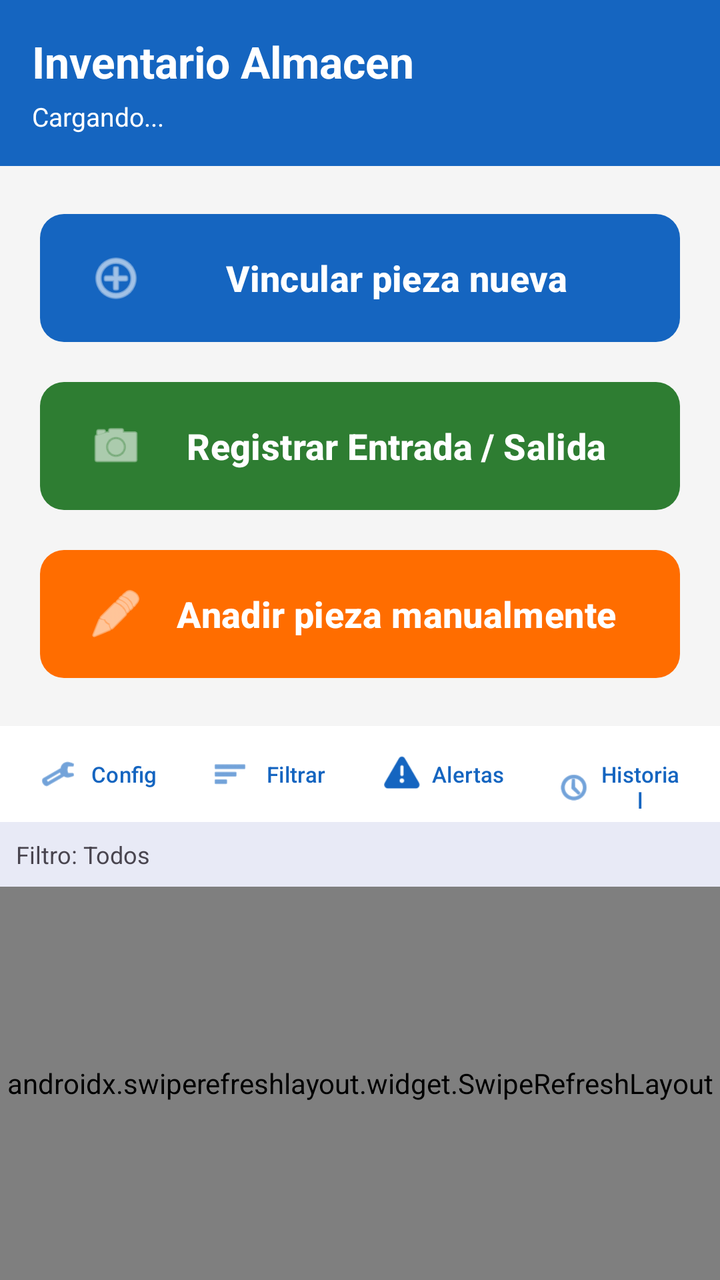
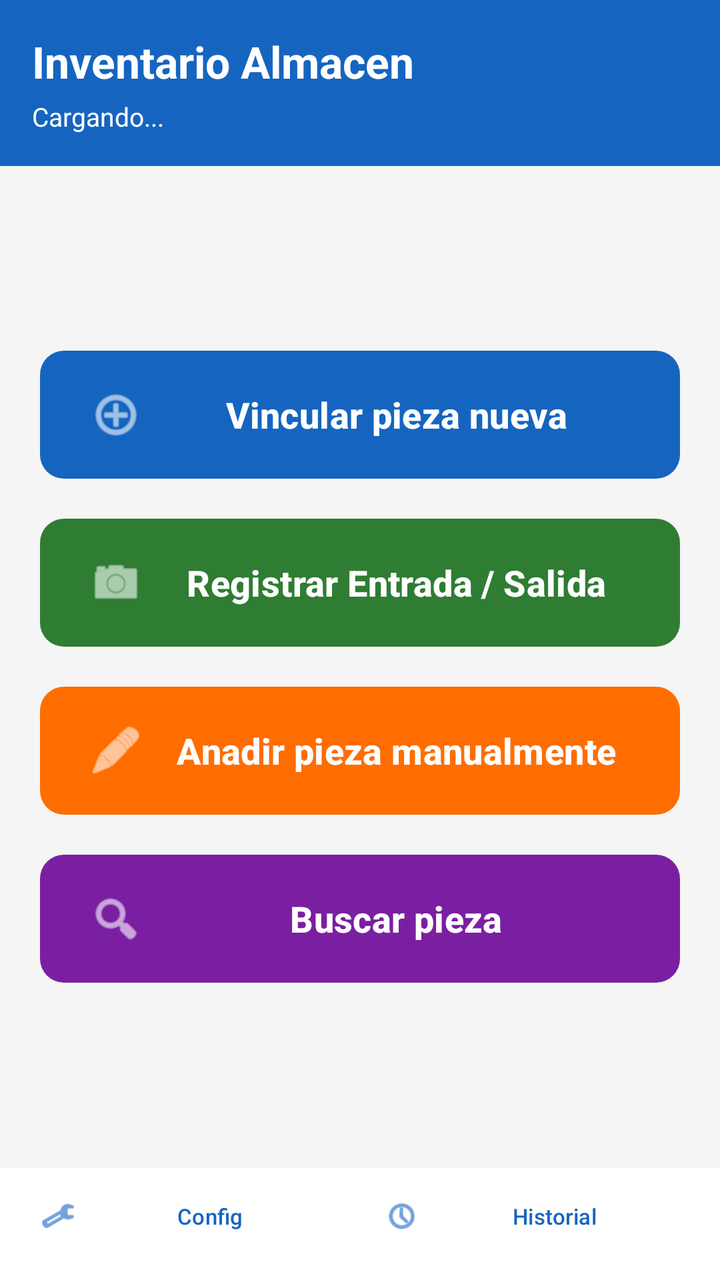

Two renders of the same Android screen: before a commit and after it. Below are the layout's source before the change and the commit's diff.
<!-- AndroidManifest.xml: application theme Theme.InventarioAlmacen -->
<!-- res/layout/activity_main.xml -->
<?xml version="1.0" encoding="utf-8"?>
<androidx.constraintlayout.widget.ConstraintLayout
    xmlns:android="http://schemas.android.com/apk/res/android"
    xmlns:app="http://schemas.android.com/apk/res-auto"
    android:layout_width="match_parent"
    android:layout_height="match_parent"
    android:background="@color/background">

    
    <LinearLayout
        android:id="@+id/layoutHeader"
        android:layout_width="match_parent"
        android:layout_height="wrap_content"
        android:orientation="vertical"
        android:background="@color/primary"
        android:padding="16dp"
        app:layout_constraintTop_toTopOf="parent">

        <TextView
            android:layout_width="wrap_content"
            android:layout_height="wrap_content"
            android:text="Inventario Almacen"
            android:textColor="@android:color/white"
            android:textSize="22sp"
            android:textStyle="bold" />

        <TextView
            android:id="@+id/tvStats"
            android:layout_width="wrap_content"
            android:layout_height="wrap_content"
            android:text="Cargando..."
            android:textColor="@android:color/white"
            android:textSize="13sp"
            android:layout_marginTop="4dp" />
    </LinearLayout>

    
    <LinearLayout
        android:id="@+id/layoutMainButtons"
        android:layout_width="match_parent"
        android:layout_height="wrap_content"
        android:orientation="vertical"
        android:padding="20dp"
        app:layout_constraintTop_toBottomOf="@id/layoutHeader">

        
        <com.google.android.material.button.MaterialButton
            android:id="@+id/btnAddNew"
            android:layout_width="match_parent"
            android:layout_height="72dp"
            android:text="Vincular pieza nueva"
            android:textSize="18sp"
            android:textStyle="bold"
            android:textColor="@android:color/white"
            app:backgroundTint="@color/primary"
            app:icon="@android:drawable/ic_menu_add"
            app:iconTint="@android:color/white"
            app:iconSize="28dp"
            app:cornerRadius="12dp" />

        
        <com.google.android.material.button.MaterialButton
            android:id="@+id/btnEntryExit"
            android:layout_width="match_parent"
            android:layout_height="72dp"
            android:layout_marginTop="12dp"
            android:text="Registrar Entrada / Salida"
            android:textSize="18sp"
            android:textStyle="bold"
            android:textColor="@android:color/white"
            app:backgroundTint="@color/stock_ok"
            app:icon="@android:drawable/ic_menu_camera"
            app:iconTint="@android:color/white"
            app:iconSize="28dp"
            app:cornerRadius="12dp" />

        
        <com.google.android.material.button.MaterialButton
            android:id="@+id/btnManualEntry"
            android:layout_width="match_parent"
            android:layout_height="72dp"
            android:layout_marginTop="12dp"
            android:text="Anadir pieza manualmente"
            android:textSize="18sp"
            android:textStyle="bold"
            android:textColor="@android:color/white"
            app:backgroundTint="#FF6D00"
            app:icon="@android:drawable/ic_menu_edit"
            app:iconTint="@android:color/white"
            app:iconSize="28dp"
            app:cornerRadius="12dp" />

    </LinearLayout>

    
    <LinearLayout
        android:id="@+id/layoutActions"
        android:layout_width="match_parent"
        android:layout_height="wrap_content"
        android:orientation="horizontal"
        android:paddingStart="8dp"
        android:paddingEnd="8dp"
        android:background="@color/surface"
        app:layout_constraintTop_toBottomOf="@id/layoutMainButtons">

        <com.google.android.material.button.MaterialButton
            android:id="@+id/btnSetup"
            style="@style/Widget.Material3.Button.TextButton"
            android:layout_width="0dp"
            android:layout_height="wrap_content"
            android:layout_weight="1"
            android:text="Config"
            android:textSize="11sp"
            app:icon="@android:drawable/ic_menu_preferences" />

        <com.google.android.material.button.MaterialButton
            android:id="@+id/btnFilter"
            style="@style/Widget.Material3.Button.TextButton"
            android:layout_width="0dp"
            android:layout_height="wrap_content"
            android:layout_weight="1"
            android:text="Filtrar"
            android:textSize="11sp"
            app:icon="@android:drawable/ic_menu_sort_by_size" />

        <com.google.android.material.button.MaterialButton
            android:id="@+id/btnLowStock"
            style="@style/Widget.Material3.Button.TextButton"
            android:layout_width="0dp"
            android:layout_height="wrap_content"
            android:layout_weight="1"
            android:text="Alertas"
            android:textSize="11sp"
            app:icon="@android:drawable/ic_dialog_alert" />

        <com.google.android.material.button.MaterialButton
            android:id="@+id/btnHistory"
            style="@style/Widget.Material3.Button.TextButton"
            android:layout_width="0dp"
            android:layout_height="wrap_content"
            android:layout_weight="1"
            android:text="Historial"
            android:textSize="11sp"
            app:icon="@android:drawable/ic_menu_recent_history" />
    </LinearLayout>

    
    <TextView
        android:id="@+id/tvFilter"
        android:layout_width="match_parent"
        android:layout_height="wrap_content"
        android:padding="8dp"
        android:text="Filtro: Todos"
        android:textSize="12sp"
        android:background="@color/filter_bg"
        app:layout_constraintTop_toBottomOf="@id/layoutActions" />

    
    <LinearLayout
        android:id="@+id/layoutSetupPrompt"
        android:layout_width="match_parent"
        android:layout_height="wrap_content"
        android:orientation="vertical"
        android:gravity="center"
        android:padding="32dp"
        android:visibility="gone"
        app:layout_constraintTop_toBottomOf="@id/tvFilter"
        app:layout_constraintBottom_toBottomOf="parent">

        <TextView
            android:layout_width="wrap_content"
            android:layout_height="wrap_content"
            android:text="Configura tu Google Sheets"
            android:textSize="18sp"
            android:textStyle="bold" />

        <TextView
            android:layout_width="wrap_content"
            android:layout_height="wrap_content"
            android:text="Pulsa Config para conectar tu hoja de calculo"
            android:textSize="14sp"
            android:layout_marginTop="8dp" />
    </LinearLayout>

    
    <androidx.swiperefreshlayout.widget.SwipeRefreshLayout
        android:id="@+id/swipeRefresh"
        android:layout_width="match_parent"
        android:layout_height="0dp"
        app:layout_constraintTop_toBottomOf="@id/tvFilter"
        app:layout_constraintBottom_toBottomOf="parent">

        <androidx.recyclerview.widget.RecyclerView
            android:id="@+id/recyclerProducts"
            android:layout_width="match_parent"
            android:layout_height="match_parent"
            android:clipToPadding="false"
            android:paddingBottom="20dp" />
    </androidx.swiperefreshlayout.widget.SwipeRefreshLayout>

</androidx.constraintlayout.widget.ConstraintLayout>
<!-- resources referenced by this layout -->
<resources>
  <color name="background">#F5F5F5</color>
  <color name="filter_bg">#E8EAF6</color>
  <color name="primary">#1565C0</color>
  <color name="stock_ok">#2E7D32</color>
  <color name="surface">#FFFFFF</color>
  <style name="Theme.InventarioAlmacen" parent="Theme.Material3.Light.NoActionBar">
          <item name="colorPrimary">@color/primary</item>
          <item name="colorPrimaryDark">@color/primary_dark</item>
          <item name="colorAccent">@color/accent</item>
          <item name="android:statusBarColor">@color/primary_dark</item>
      </style>
  <color name="primary_dark">#0D47A1</color>
  <color name="accent">#FF6F00</color>
</resources>

<!-- the commit's change to res/layout/activity_main.xml (unified diff, before → after) -->
@@ -1,20 +1,19 @@
 <?xml version="1.0" encoding="utf-8"?>
-<androidx.constraintlayout.widget.ConstraintLayout
+<LinearLayout
     xmlns:android="http://schemas.android.com/apk/res/android"
     xmlns:app="http://schemas.android.com/apk/res-auto"
     android:layout_width="match_parent"
     android:layout_height="match_parent"
+    android:orientation="vertical"
     android:background="@color/background">
 
     
     <LinearLayout
-        android:id="@+id/layoutHeader"
         android:layout_width="match_parent"
         android:layout_height="wrap_content"
         android:orientation="vertical"
         android:background="@color/primary"
-        android:padding="16dp"
-        app:layout_constraintTop_toTopOf="parent">
+        android:padding="16dp">
 
         <TextView
             android:layout_width="wrap_content"
@@ -36,12 +35,12 @@
 
     
     <LinearLayout
-        android:id="@+id/layoutMainButtons"
         android:layout_width="match_parent"
-        android:layout_height="wrap_content"
+        android:layout_height="0dp"
+        android:layout_weight="1"
         android:orientation="vertical"
         android:padding="20dp"
-        app:layout_constraintTop_toBottomOf="@id/layoutHeader">
+        android:gravity="center_vertical">
 
         
         <com.google.android.material.button.MaterialButton
@@ -90,70 +89,23 @@
             app:iconSize="28dp"
             app:cornerRadius="12dp" />
 
+        
+        <com.google.android.material.button.MaterialButton
+            android:id="@+id/btnSearch"
+            android:layout_width="match_parent"
+            android:layout_height="72dp"
+            android:layout_marginTop="12dp"
+            android:text="Buscar pieza"
+            android:textSize="18sp"
+            android:textStyle="bold"
+            android:textColor="@android:color/white"
+            app:backgroundTint="#7B1FA2"
+            app:icon="@android:drawable/ic_menu_search"
+            app:iconTint="@android:color/white"
+            app:iconSize="28dp"
+            app:cornerRadius="12dp" />
+
     </LinearLayout>
-
-    
-    <LinearLayout
-        android:id="@+id/layoutActions"
-        android:layout_width="match_parent"
-        android:layout_height="wrap_content"
-        android:orientation="horizontal"
-        android:paddingStart="8dp"
-        android:paddingEnd="8dp"
-        android:background="@color/surface"
-        app:layout_constraintTop_toBottomOf="@id/layoutMainButtons">
-
-        <com.google.android.material.button.MaterialButton
-            android:id="@+id/btnSetup"
-            style="@style/Widget.Material3.Button.TextButton"
-            android:layout_width="0dp"
-            android:layout_height="wrap_content"
-            android:layout_weight="1"
-            android:text="Config"
-            android:textSize="11sp"
-            app:icon="@android:drawable/ic_menu_preferences" />
-
-        <com.google.android.material.button.MaterialButton
-            android:id="@+id/btnFilter"
-            style="@style/Widget.Material3.Button.TextButton"
-            android:layout_width="0dp"
-            android:layout_height="wrap_content"
-            android:layout_weight="1"
-            android:text="Filtrar"
-            android:textSize="11sp"
-            app:icon="@android:drawable/ic_menu_sort_by_size" />
-
-        <com.google.android.material.button.MaterialButton
-            android:id="@+id/btnLowStock"
-            style="@style/Widget.Material3.Button.TextButton"
-            android:layout_width="0dp"
-            android:layout_height="wrap_content"
-            android:layout_weight="1"
-            android:text="Alertas"
-            android:textSize="11sp"
-            app:icon="@android:drawable/ic_dialog_alert" />
-
-        <com.google.android.material.button.MaterialButton
-            android:id="@+id/btnHistory"
-            style="@style/Widget.Material3.Button.TextButton"
-            android:layout_width="0dp"
-            android:layout_height="wrap_content"
-            android:layout_weight="1"
-            android:text="Historial"
-            android:textSize="11sp"
-            app:icon="@android:drawable/ic_menu_recent_history" />
-    </LinearLayout>
-
-    
-    <TextView
-        android:id="@+id/tvFilter"
-        android:layout_width="match_parent"
-        android:layout_height="wrap_content"
-        android:padding="8dp"
-        android:text="Filtro: Todos"
-        android:textSize="12sp"
-        android:background="@color/filter_bg"
-        app:layout_constraintTop_toBottomOf="@id/layoutActions" />
 
     
     <LinearLayout
@@ -163,9 +115,7 @@
         android:orientation="vertical"
         android:gravity="center"
         android:padding="32dp"
-        android:visibility="gone"
-        app:layout_constraintTop_toBottomOf="@id/tvFilter"
-        app:layout_constraintBottom_toBottomOf="parent">
+        android:visibility="gone">
 
         <TextView
             android:layout_width="wrap_content"
@@ -183,19 +133,34 @@
     </LinearLayout>
 
     
-    <androidx.swiperefreshlayout.widget.SwipeRefreshLayout
-        android:id="@+id/swipeRefresh"
+    <LinearLayout
         android:layout_width="match_parent"
-        android:layout_height="0dp"
-        app:layout_constraintTop_toBottomOf="@id/tvFilter"
-        app:layout_constraintBottom_toBottomOf="parent">
+        android:layout_height="wrap_content"
+        android:orientation="horizontal"
+        android:paddingStart="8dp"
+        android:paddingEnd="8dp"
+        android:paddingBottom="8dp"
+        android:background="@color/surface">
 
-        <androidx.recyclerview.widget.RecyclerView
-            android:id="@+id/recyclerProducts"
-            android:layout_width="match_parent"
-            android:layout_height="match_parent"
-            android:clipToPadding="false"
-            android:paddingBottom="20dp" />
-    </androidx.swiperefreshlayout.widget.SwipeRefreshLayout>
+        <com.google.android.material.button.MaterialButton
+            android:id="@+id/btnSetup"
+            style="@style/Widget.Material3.Button.TextButton"
+            android:layout_width="0dp"
+            android:layout_height="wrap_content"
+            android:layout_weight="1"
+            android:text="Config"
+            android:textSize="11sp"
+            app:icon="@android:drawable/ic_menu_preferences" />
 
-</androidx.constraintlayout.widget.ConstraintLayout>
+        <com.google.android.material.button.MaterialButton
+            android:id="@+id/btnHistory"
+            style="@style/Widget.Material3.Button.TextButton"
+            android:layout_width="0dp"
+            android:layout_height="wrap_content"
+            android:layout_weight="1"
+            android:text="Historial"
+            android:textSize="11sp"
+            app:icon="@android:drawable/ic_menu_recent_history" />
+    </LinearLayout>
+
+</LinearLayout>
<!-- resource entries referenced after the edit -->
@@ -1,7 +1,6 @@
 <!-- resources referenced by this layout -->
 <resources>
   <color name="background">#F5F5F5</color>
-  <color name="filter_bg">#E8EAF6</color>
   <color name="primary">#1565C0</color>
   <color name="stock_ok">#2E7D32</color>
   <color name="surface">#FFFFFF</color>
